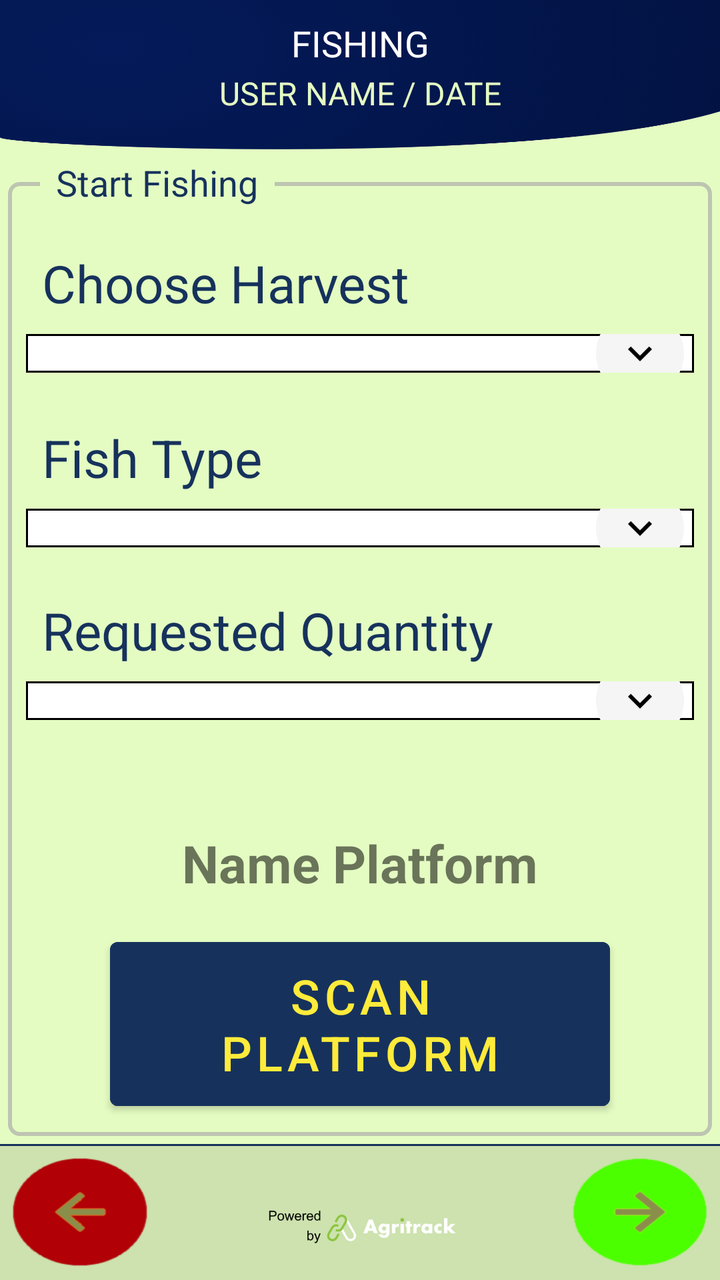
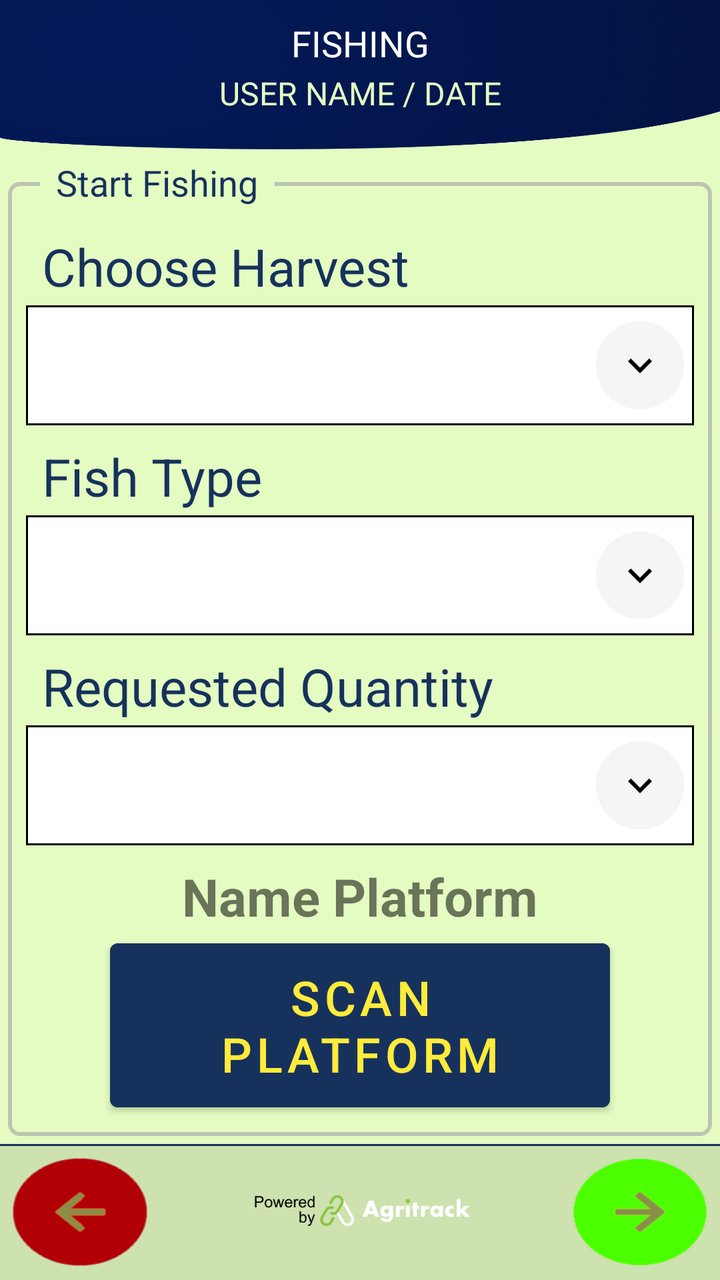

Screens rendered from an Android XML layout before and after an edit, with the pre-edit source and the edit as a unified diff.
<!-- AndroidManifest.xml: application theme Theme.FishTrack -->
<!-- res/layout/activity_fishing_main.xml -->
<?xml version="1.0" encoding="utf-8"?>
<androidx.constraintlayout.widget.ConstraintLayout xmlns:android="http://schemas.android.com/apk/res/android"
    xmlns:app="http://schemas.android.com/apk/res-auto"
    xmlns:tools="http://schemas.android.com/tools"
    android:id="@+id/rootLayout"
    android:layout_width="match_parent"
    android:layout_height="match_parent"
    android:background="@color/agri_green"
    tools:context=".ui.activity.fishing.FishingMainActivity">

    <androidx.constraintlayout.widget.ConstraintLayout
        android:id="@+id/headerLayout"
        android:layout_width="match_parent"
        android:layout_height="75dp"
        android:background="@drawable/bg_form_screen"
        android:backgroundTint="@color/agri_blue"
        android:backgroundTintMode="multiply"
        android:clipChildren="false"
        android:clipToPadding="false"
        android:fadingEdge="horizontal"
        android:paddingTop="0dp"
        app:layout_constraintEnd_toEndOf="parent"
        app:layout_constraintStart_toStartOf="parent"
        app:layout_constraintTop_toTopOf="parent">


        <ImageView
            android:id="@+id/ivBack"
            android:layout_width="wrap_content"
            android:layout_height="wrap_content"
            android:layout_marginStart="8dp"
            android:layout_marginEnd="16dp"
            android:layout_marginBottom="14dp"
            android:contentDescription="back Image"
            android:src="@drawable/ic_back"
            android:visibility="invisible"
            app:layout_constraintBottom_toBottomOf="parent"
            app:layout_constraintEnd_toStartOf="@+id/tvTitleToolbar"
            app:layout_constraintStart_toStartOf="parent"
            app:layout_constraintTop_toTopOf="parent" />

        <TextView
            android:id="@+id/tvTitleToolbar"
            fontPath="fonts/open_sans_semibold.ttf"
            android:layout_width="wrap_content"
            android:layout_height="wrap_content"
            android:layout_marginBottom="32dp"
            android:width="250sp"
            android:gravity="center|top|fill_vertical"
            android:text="@string/title_fishing"
            android:textColor="@color/white"
            android:textSize="@dimen/title_font_size"
            app:layout_constraintBottom_toBottomOf="parent"
            app:layout_constraintEnd_toStartOf="@+id/ivNext"
            app:layout_constraintStart_toEndOf="@+id/ivBack"
            app:layout_constraintTop_toTopOf="parent"
            tools:ignore="MissingPrefix" />


        <ImageView
            android:id="@+id/ivNext"
            android:layout_width="wrap_content"
            android:layout_height="wrap_content"
            android:layout_marginStart="16dp"
            android:layout_marginEnd="8dp"
            android:layout_marginBottom="14dp"
            android:src="@drawable/ic_next"
            android:visibility="invisible"
            app:layout_constraintBottom_toBottomOf="parent"
            app:layout_constraintEnd_toEndOf="parent"
            app:layout_constraintStart_toEndOf="@+id/tvTitleToolbar"
            app:layout_constraintTop_toTopOf="parent" />

        <TextView
            android:id="@+id/tvPlatformQuantityNoBins"
            android:layout_width="0dp"
            android:layout_height="wrap_content"
            android:layout_marginBottom="16dp"
            android:backgroundTint="@color/agri_blue"
            android:backgroundTintMode="screen"
            android:gravity="center"
            android:text="@string/title_user_date"
            android:textColor="@color/agri_green"
            android:textSize="@dimen/subtitle_font_size"
            app:layout_constraintBottom_toBottomOf="parent"
            app:layout_constraintEnd_toEndOf="parent"
            app:layout_constraintStart_toStartOf="parent"
            app:layout_constraintTop_toBottomOf="@+id/tvTitleToolbar"
            tools:layout_conversion_absoluteHeight="0dp"
            tools:layout_conversion_absoluteWidth="0dp" />

    </androidx.constraintlayout.widget.ConstraintLayout>

    <androidx.constraintlayout.widget.ConstraintLayout
        android:id="@+id/formLayout"
        android:layout_width="0dp"
        android:layout_height="0dp"
        android:background="@color/agri_green"
        app:layout_constraintBottom_toTopOf="@+id/footerLayout"
        app:layout_constraintEnd_toEndOf="parent"
        app:layout_constraintHorizontal_bias="0.0"
        app:layout_constraintStart_toStartOf="parent"
        app:layout_constraintTop_toBottomOf="@+id/headerLayout">

        <RelativeLayout
            android:id="@+id/fishMainLayout"
            android:layout_width="0dp"
            android:layout_height="0dp"
            android:layout_marginStart="4dp"
            android:layout_marginTop="4dp"
            android:layout_marginEnd="4dp"
            android:layout_marginBottom="4dp"
            app:layout_constraintBottom_toBottomOf="parent"
            app:layout_constraintEnd_toEndOf="parent"
            app:layout_constraintStart_toStartOf="parent"
            app:layout_constraintTop_toTopOf="parent">

            <androidx.constraintlayout.widget.ConstraintLayout
                android:layout_width="match_parent"
                android:layout_height="match_parent"
                android:layout_marginTop="12dp"
                android:background="@drawable/shape_rounded_corner_with_shadow"
                android:orientation="vertical"
                android:padding="1dp">

                <TextView
                    android:id="@+id/tvRequestedQuantity"
                    android:layout_width="0dp"
                    android:layout_height="wrap_content"
                    android:layout_marginStart="16dp"
                    android:layout_marginTop="8dp"
                    android:gravity="left"
                    android:text="@string/requested_quantity"
                    android:textColor="@color/label_blue"
                    android:textSize="@dimen/text_view_font_size"
                    app:layout_constraintBottom_toTopOf="@+id/spRequestedQuantity"
                    app:layout_constraintEnd_toEndOf="parent"
                    app:layout_constraintStart_toStartOf="parent"
                    app:layout_constraintTop_toBottomOf="@+id/spFishType"
                    tools:layout_conversion_absoluteHeight="172dp"
                    tools:layout_conversion_absoluteWidth="0dp" />

                <TextView
                    android:id="@+id/tvHarvest"
                    android:layout_width="0dp"
                    android:layout_height="wrap_content"
                    android:layout_marginStart="16dp"
                    android:layout_marginTop="32dp"
                    android:gravity="left"
                    android:text="@string/choose_harvest"
                    android:textColor="@color/label_blue"
                    android:textSize="@dimen/text_view_font_size"
                    app:layout_constraintBottom_toTopOf="@+id/spHarvest"
                    app:layout_constraintEnd_toEndOf="parent"
                    app:layout_constraintStart_toStartOf="parent"
                    app:layout_constraintTop_toTopOf="parent"
                    tools:layout_conversion_absoluteHeight="0dp"
                    tools:layout_conversion_absoluteWidth="0dp" />

                <Spinner
                    android:id="@+id/spHarvest"
                    style="@style/spinner_style"
                    android:layout_width="0dp"
                    android:layout_height="0dp"
                    android:layout_marginStart="8dp"
                    android:layout_marginTop="8dp"
                    android:layout_marginEnd="8dp"
                    android:layout_marginBottom="17dp"
                    android:dropDownWidth="match_parent"
                    android:focusableInTouchMode="true"
                    android:requiresFadingEdge="horizontal"
                    android:spinnerMode="dropdown"
                    android:textAlignment="textStart"
                    android:visibility="visible"
                    app:layout_constraintBottom_toTopOf="@+id/tvFishType"
                    app:layout_constraintEnd_toEndOf="parent"
                    app:layout_constraintHorizontal_bias="0.496"
                    app:layout_constraintStart_toStartOf="parent"
                    app:layout_constraintTop_toBottomOf="@+id/tvHarvest"
                    tools:layout_conversion_absoluteHeight="0dp"
                    tools:layout_conversion_absoluteWidth="0dp" />


                <TextView
                    android:id="@+id/tvFishType"
                    android:layout_width="0dp"
                    android:layout_height="wrap_content"
                    android:layout_marginStart="16dp"
                    android:layout_marginTop="8dp"
                    android:gravity="left"
                    android:text="@string/fish_type"
                    android:textColor="@color/label_blue"
                    android:textSize="@dimen/text_view_font_size"
                    app:layout_constraintBottom_toTopOf="@+id/spFishType"
                    app:layout_constraintEnd_toEndOf="parent"
                    app:layout_constraintStart_toStartOf="parent"
                    app:layout_constraintTop_toBottomOf="@+id/spHarvest"
                    tools:layout_conversion_absoluteHeight="0dp"
                    tools:layout_conversion_absoluteWidth="0dp" />

                <Spinner
                    android:id="@+id/spFishType"
                    style="@style/spinner_style"
                    android:layout_width="0dp"
                    android:layout_height="0dp"
                    android:layout_marginStart="8dp"
                    android:layout_marginTop="8dp"
                    android:layout_marginEnd="8dp"
                    android:layout_marginBottom="16dp"
                    android:dropDownWidth="match_parent"
                    android:focusableInTouchMode="true"
                    android:requiresFadingEdge="horizontal"
                    android:textAlignment="textStart"
                    android:visibility="visible"
                    app:layout_constraintBottom_toTopOf="@+id/tvRequestedQuantity"
                    app:layout_constraintEnd_toEndOf="parent"
                    app:layout_constraintStart_toStartOf="parent"
                    app:layout_constraintTop_toBottomOf="@+id/tvFishType"
                    tools:layout_conversion_absoluteHeight="24dp"
                    tools:layout_conversion_absoluteWidth="0dp" />

                <Spinner
                    android:id="@+id/spRequestedQuantity"
                    style="@style/spinner_style"
                    android:layout_width="0dp"
                    android:layout_height="0dp"
                    android:layout_marginStart="8dp"
                    android:layout_marginTop="8dp"
                    android:layout_marginEnd="8dp"
                    android:layout_marginBottom="16dp"
                    android:dropDownWidth="match_parent"
                    android:focusableInTouchMode="true"
                    android:requiresFadingEdge="horizontal"
                    android:textAlignment="textStart"
                    android:visibility="visible"
                    app:layout_constraintBottom_toTopOf="@+id/actvPlatformName"
                    app:layout_constraintEnd_toEndOf="parent"
                    app:layout_constraintHorizontal_bias="0.498"
                    app:layout_constraintStart_toStartOf="parent"
                    app:layout_constraintTop_toBottomOf="@+id/tvRequestedQuantity"
                    tools:layout_conversion_absoluteHeight="0dp"
                    tools:layout_conversion_absoluteWidth="0dp" />

                <TextView
                    android:id="@+id/actvPlatformName"
                    android:layout_width="0dp"
                    android:layout_height="wrap_content"
                    android:layout_marginStart="50dp"
                    android:layout_marginTop="38dp"
                    android:layout_marginEnd="50dp"
                    android:layout_marginBottom="16dp"
                    android:gravity="center|center_vertical"
                    android:text="@string/name_platform"
                    android:textSize="@dimen/text_view_font_size"
                    android:textStyle="bold"
                    app:layout_constraintBottom_toTopOf="@+id/btnScanPlatform"
                    app:layout_constraintEnd_toEndOf="parent"
                    app:layout_constraintHorizontal_bias="0.0"
                    app:layout_constraintStart_toStartOf="parent"
                    app:layout_constraintTop_toBottomOf="@+id/spRequestedQuantity" />

                <Button
                    android:id="@+id/btnScanPlatform"
                    android:layout_width="0dp"
                    android:layout_height="94dp"
                    android:layout_marginStart="50dp"
                    android:layout_marginEnd="50dp"
                    android:layout_marginBottom="8dp"
                    android:backgroundTint="@color/agri_blue"
                    android:text="@string/scan_platform"
                    android:textColor="@color/yellow"
                    android:textSize="@dimen/button_font_size"
                    app:layout_constraintBottom_toBottomOf="parent"
                    app:layout_constraintEnd_toEndOf="parent"
                    app:layout_constraintHorizontal_bias="0.75"
                    app:layout_constraintStart_toStartOf="parent"
                    app:layout_constraintTop_toBottomOf="@+id/actvPlatformName"
                    tools:layout_conversion_absoluteHeight="120dp"
                    tools:layout_conversion_absoluteWidth="0dp" />

            </androidx.constraintlayout.widget.ConstraintLayout>

            <TextView
                android:layout_width="wrap_content"
                android:layout_height="wrap_content"
                android:layout_alignParentTop="true"
                android:layout_marginStart="16dp"
                android:background="@color/agri_green"
                android:paddingHorizontal="8dp"
                android:text="Start Fishing"
                android:textColor="@color/label_blue"
                android:textSize="18sp" />

        </RelativeLayout>

    </androidx.constraintlayout.widget.ConstraintLayout>

    <androidx.constraintlayout.widget.ConstraintLayout
        android:id="@+id/footerLayout"
        android:layout_width="match_parent"
        android:layout_height="68sp"
        android:background="@drawable/border_top"
        app:layout_constraintBottom_toBottomOf="parent"
        app:layout_constraintEnd_toEndOf="parent"
        app:layout_constraintStart_toStartOf="parent"
        app:layout_constraintTop_toBottomOf="@id/formLayout">

        <ImageView
            android:id="@+id/ivBackToMain"
            android:layout_width="wrap_content"
            android:layout_height="wrap_content"
            android:layout_marginStart="16dp"
            android:scaleX="1.5"
            android:scaleY="1.2"
            app:layout_constraintBottom_toBottomOf="parent"
            app:layout_constraintStart_toStartOf="parent"
            app:layout_constraintTop_toTopOf="parent"
            app:srcCompat="@drawable/ic_shortcut_arrow_back" />

        <ImageView
            android:id="@+id/ivToBins"
            android:layout_width="wrap_content"
            android:layout_height="wrap_content"
            android:layout_marginEnd="16dp"
            android:scaleX="1.5"
            android:scaleY="1.2"
            app:layout_constraintBottom_toBottomOf="parent"
            app:layout_constraintEnd_toEndOf="parent"
            app:layout_constraintTop_toTopOf="parent"
            app:srcCompat="@drawable/ic_shortcut_arrow_forward" />

        <ImageView
            android:id="@+id/imageView"
            android:layout_width="wrap_content"
            android:layout_height="wrap_content"
            android:layout_marginTop="24dp"
            android:scaleX="0.6"
            android:scaleY="0.6"
            app:layout_constraintEnd_toStartOf="@+id/ivToBins"
            app:layout_constraintStart_toEndOf="@+id/ivBackToMain"
            app:layout_constraintTop_toTopOf="parent"
            app:srcCompat="@drawable/powered_by_agritrack" />
    </androidx.constraintlayout.widget.ConstraintLayout>
</androidx.constraintlayout.widget.ConstraintLayout>
<!-- resources referenced by this layout -->
<resources>
  <color name="agri_blue">#16325c</color>
  <color name="agri_green">#e4fcc2</color>
  <color name="label_blue">#16325c</color>
  <color name="white">#fff</color>
  <color name="yellow">#FFEB3B</color>
  <dimen name="button_font_size">24sp</dimen>
  <dimen name="subtitle_font_size">16sp</dimen>
  <dimen name="text_view_font_size">26sp</dimen>
  <dimen name="title_font_size">18sp</dimen>
  <!-- drawable bg_form_screen: png bitmap (drawable-hdpi, 110981 bytes) -->
  <!-- drawable border_top (drawable) -->
  <?xml version="1.0" encoding="utf-8"?>
  <layer-list xmlns:android="http://schemas.android.com/apk/res/android" >
      <item>
          <shape android:shape="rectangle" >
              <solid android:color="@color/agri_blue"/>
          </shape>
      </item>
      <item android:top="1dp">
          <shape android:shape="rectangle" >
              <solid android:color="@color/footer_green" />
          </shape>
      </item>
  </layer-list>
  <!-- drawable ic_back: png bitmap (drawable-hdpi, 647 bytes) -->
  <!-- drawable ic_next: png bitmap (drawable-hdpi, 515 bytes) -->
  <!-- drawable ic_shortcut_arrow_back: png bitmap (drawable-hdpi, 1923 bytes) -->
  <!-- drawable ic_shortcut_arrow_forward: png bitmap (drawable-hdpi, 1562 bytes) -->
  <!-- drawable powered_by_agritrack: png bitmap (drawable-hdpi, 13875 bytes) -->
  <!-- drawable shape_rounded_corner_with_shadow (drawable) -->
  <?xml version="1.0" encoding="utf-8"?>
  <shape xmlns:android="http://schemas.android.com/apk/res/android"
      android:shape="rectangle">
      <stroke
          android:width="2dp"
          android:color="@color/dark_grey" />
      <corners android:radius="5dp" />
  </shape>
  <string name="choose_harvest">Choose Harvest</string>
  <string name="fish_type">Fish Type</string>
  <string name="name_platform">Name Platform</string>
  <string name="requested_quantity">Requested Quantity</string>
  <string name="scan_platform">Scan Platform</string>
  <string name="title_fishing">FISHING</string>
  <string name="title_user_date">USER NAME / DATE</string>
  <style name="spinner_style">
          <item name="android:layout_width">match_parent</item>
          <item name="android:layout_height">wrap_content</item>
          <item name="android:background">@drawable/gradient_spinner</item>
          <item name="android:layout_marginTop">2dp</item>
      </style>
  <style name="Theme.FishTrack" parent="Theme.MaterialComponents.Light" />
  <color name="footer_green">#cde2ae</color>
  <color name="dark_grey">#A9A9A9A9</color>
  <!-- drawable gradient_spinner (drawable) -->
  <?xml version="1.0" encoding="utf-8"?>
  <selector xmlns:android="http://schemas.android.com/apk/res/android">
      <item>
          <layer-list>
              <item>
                  <shape>
                      <solid android:color="#ffffff" />
                      <stroke android:width="1dp" android:color="#000000" />
                      <padding android:bottom="3dp" android:left="3dp" android:right="3dp" android:top="3dp" />
                  </shape>
  
              </item>
              <item>
                  <bitmap android:gravity="center|right" android:src="@drawable/ic_shortcut_keyboard_arrow_down" />
              </item>
          </layer-list>
      </item>
  </selector>
  <!-- drawable ic_shortcut_keyboard_arrow_down: png bitmap (drawable-hdpi, 1476 bytes) -->
</resources>

<!-- the commit's change to res/layout/activity_fishing_main.xml (unified diff, before → after) -->
@@ -145,7 +145,7 @@
                     android:layout_width="0dp"
                     android:layout_height="wrap_content"
                     android:layout_marginStart="16dp"
-                    android:layout_marginTop="32dp"
+                    android:layout_marginTop="24dp"
                     android:gravity="left"
                     android:text="@string/choose_harvest"
                     android:textColor="@color/label_blue"
@@ -161,11 +161,9 @@
                     android:id="@+id/spHarvest"
                     style="@style/spinner_style"
                     android:layout_width="0dp"
-                    android:layout_height="0dp"
+                    android:layout_height="60dp"
                     android:layout_marginStart="8dp"
-                    android:layout_marginTop="8dp"
                     android:layout_marginEnd="8dp"
-                    android:layout_marginBottom="17dp"
                     android:dropDownWidth="match_parent"
                     android:focusableInTouchMode="true"
                     android:requiresFadingEdge="horizontal"
@@ -202,11 +200,9 @@
                     android:id="@+id/spFishType"
                     style="@style/spinner_style"
                     android:layout_width="0dp"
-                    android:layout_height="0dp"
+                    android:layout_height="60dp"
                     android:layout_marginStart="8dp"
-                    android:layout_marginTop="8dp"
                     android:layout_marginEnd="8dp"
-                    android:layout_marginBottom="16dp"
                     android:dropDownWidth="match_parent"
                     android:focusableInTouchMode="true"
                     android:requiresFadingEdge="horizontal"
@@ -223,17 +219,15 @@
                     android:id="@+id/spRequestedQuantity"
                     style="@style/spinner_style"
                     android:layout_width="0dp"
-                    android:layout_height="0dp"
+                    android:layout_height="60dp"
                     android:layout_marginStart="8dp"
-                    android:layout_marginTop="8dp"
                     android:layout_marginEnd="8dp"
-                    android:layout_marginBottom="16dp"
                     android:dropDownWidth="match_parent"
                     android:focusableInTouchMode="true"
                     android:requiresFadingEdge="horizontal"
                     android:textAlignment="textStart"
                     android:visibility="visible"
-                    app:layout_constraintBottom_toTopOf="@+id/actvPlatformName"
+                    app:layout_constraintBottom_toTopOf="@+id/tvPlatformName"
                     app:layout_constraintEnd_toEndOf="parent"
                     app:layout_constraintHorizontal_bias="0.498"
                     app:layout_constraintStart_toStartOf="parent"
@@ -242,13 +236,12 @@
                     tools:layout_conversion_absoluteWidth="0dp" />
 
                 <TextView
-                    android:id="@+id/actvPlatformName"
+                    android:id="@+id/tvPlatformName"
                     android:layout_width="0dp"
                     android:layout_height="wrap_content"
                     android:layout_marginStart="50dp"
-                    android:layout_marginTop="38dp"
+                    android:layout_marginTop="8dp"
                     android:layout_marginEnd="50dp"
-                    android:layout_marginBottom="16dp"
                     android:gravity="center|center_vertical"
                     android:text="@string/name_platform"
                     android:textSize="@dimen/text_view_font_size"
@@ -274,7 +267,7 @@
                     app:layout_constraintEnd_toEndOf="parent"
                     app:layout_constraintHorizontal_bias="0.75"
                     app:layout_constraintStart_toStartOf="parent"
-                    app:layout_constraintTop_toBottomOf="@+id/actvPlatformName"
+                    app:layout_constraintTop_toBottomOf="@+id/tvPlatformName"
                     tools:layout_conversion_absoluteHeight="120dp"
                     tools:layout_conversion_absoluteWidth="0dp" />
 
@@ -306,7 +299,7 @@
         app:layout_constraintTop_toBottomOf="@id/formLayout">
 
         <ImageView
-            android:id="@+id/ivBackToMain"
+            android:id="@+id/ivBackToMenu"
             android:layout_width="wrap_content"
             android:layout_height="wrap_content"
             android:layout_marginStart="16dp"
@@ -334,10 +327,12 @@
             android:layout_width="wrap_content"
             android:layout_height="wrap_content"
             android:layout_marginTop="24dp"
-            android:scaleX="0.6"
-            android:scaleY="0.6"
+            android:layout_marginBottom="24dp"
+            android:scaleX="0.7"
+            android:scaleY="0.7"
+            app:layout_constraintBottom_toBottomOf="parent"
             app:layout_constraintEnd_toStartOf="@+id/ivToBins"
-            app:layout_constraintStart_toEndOf="@+id/ivBackToMain"
+            app:layout_constraintStart_toEndOf="@+id/ivBackToMenu"
             app:layout_constraintTop_toTopOf="parent"
             app:srcCompat="@drawable/powered_by_agritrack" />
     </androidx.constraintlayout.widget.ConstraintLayout>
<!-- resource entries referenced after the edit -->
@@ -28,7 +28,7 @@
   <!-- drawable ic_next: png bitmap (drawable-hdpi, 515 bytes) -->
   <!-- drawable ic_shortcut_arrow_back: png bitmap (drawable-hdpi, 1923 bytes) -->
   <!-- drawable ic_shortcut_arrow_forward: png bitmap (drawable-hdpi, 1562 bytes) -->
-  <!-- drawable powered_by_agritrack: png bitmap (drawable-hdpi, 13875 bytes) -->
+  <!-- drawable powered_by_agritrack: png bitmap (drawable-hdpi, 13903 bytes) -->
   <!-- drawable shape_rounded_corner_with_shadow (drawable) -->
   <?xml version="1.0" encoding="utf-8"?>
   <shape xmlns:android="http://schemas.android.com/apk/res/android"
